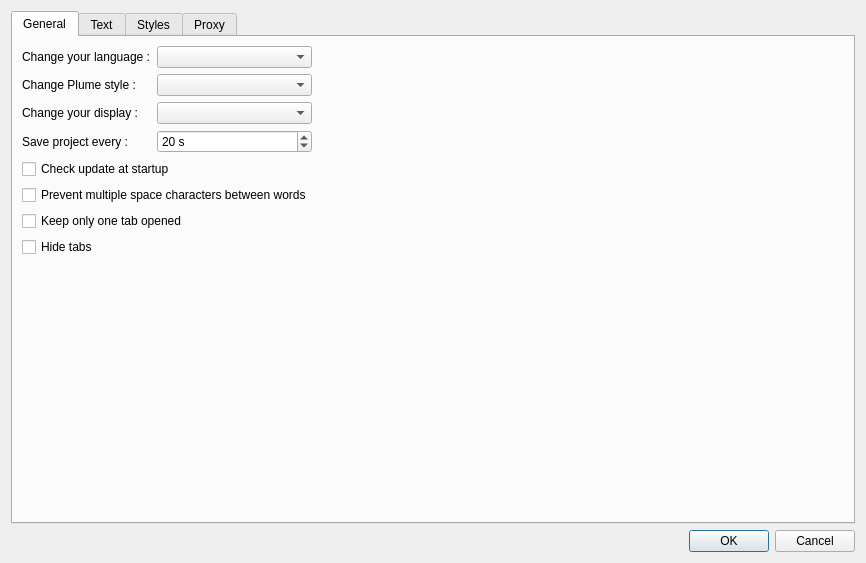
The window that settingsdialog.ui (inniyah/plume-creator) describes before a commit, drawn with Qt 5.
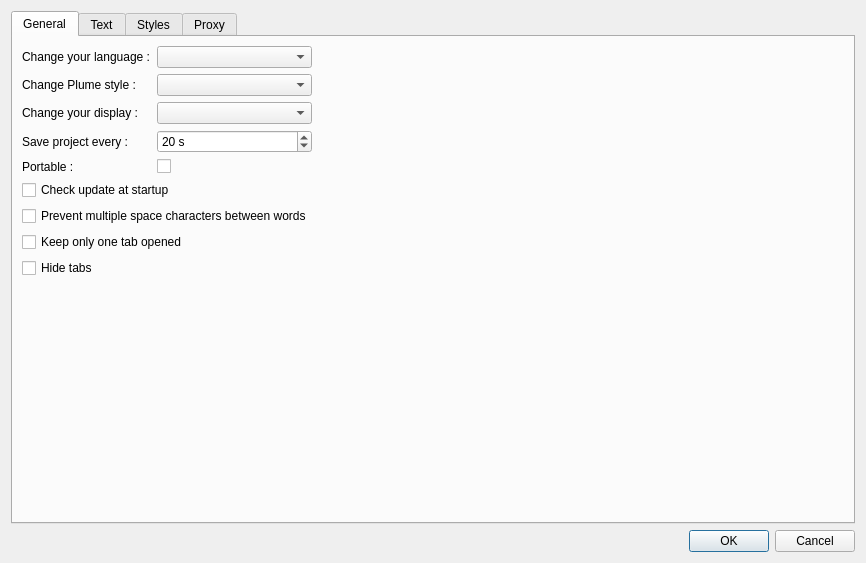
The same window after the commit. Icons and pictures are not drawn.

```diff
--- a/settingsdialog.ui
+++ b/settingsdialog.ui
@@ -95,6 +95,20 @@
            </property>
           </widget>
          </item>
+         <item row="4" column="0">
+          <widget class="QLabel" name="isPortableToBeCreatedLabel">
+           <property name="text">
+            <string>Portable :</string>
+           </property>
+          </widget>
+         </item>
+         <item row="4" column="1">
+          <widget class="QCheckBox" name="isPortableToBeCreated">
+           <property name="toolTip">
+            <string>Allow the use of Plume on a USB stick</string>
+           </property>
+          </widget>
+         </item>
         </layout>
        </item>
        <item row="1" column="0">
```
